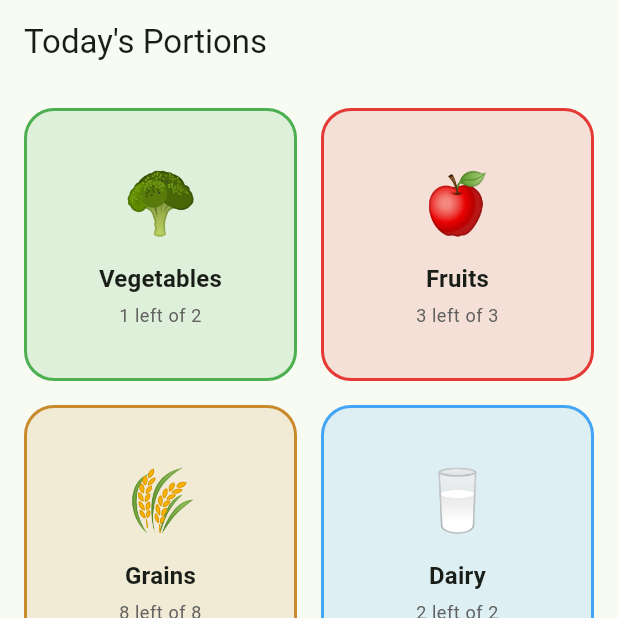
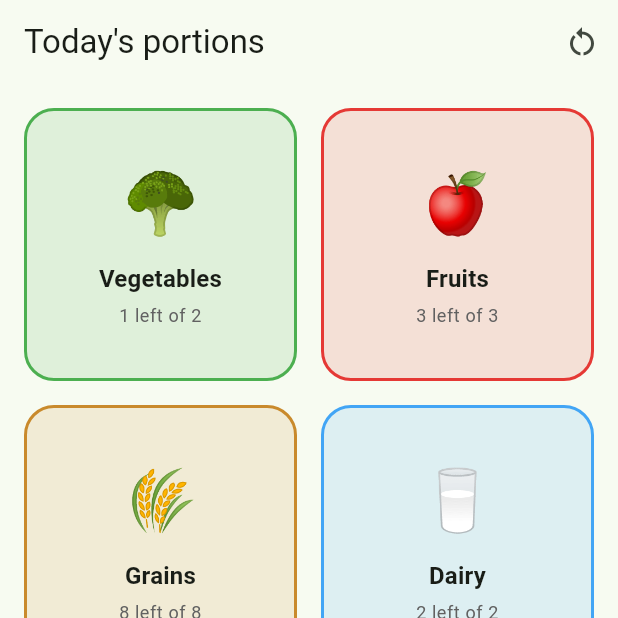
Before and after one commit to AdamSeers/Locked-in_app, a Flutter app: the screen it shows after launch, after a tap on "Vegetables", on a phone screen of 412 x 824 dp, the top half of it. Run offline on Flutter 3.47's test engine with Material 3 defaults, Android fonts, the phone set to English and light mode, and no system bars; our stand-ins replace shared_preferences.

Commit message:
FCT Bouton reset et titres
manque encore icone

```diff
--- a/portion_tracker/lib/data/food_types_data.dart
+++ b/portion_tracker/lib/data/food_types_data.dart
@@ -145,44 +145,45 @@ final List<FoodType> defaultFoodTypes = [
 /// remove entries here — the display order follows this list exactly,
 /// entries don't need to stay grouped by food type, and each food type's
 /// daily goal is simply how many times it appears here.
-final List<PortionEntry> defaultPortionOrder = [
-  //Breakfast
-  const PortionEntry('grains', 'Breakfast Grains'),
-  const PortionEntry('grains', 'Breakfast Grains'),
-  const PortionEntry('fruits', 'Breakfast Fruit'),
-  const PortionEntry('protein', 'Breakfast Protein'),
+final List<PortionListItem> defaultPortionOrder = [
 
-  //Dinner
-  const PortionEntry('grains', 'Dinner Grains'),
-  const PortionEntry('grains', 'Dinner Grains'),
-  const PortionEntry('protein', 'Dinner Protein'),
-  const PortionEntry('protein', 'Dinner Protein'),
-  const PortionEntry('fats', 'Dinner Fats & Oils'),
-  const PortionEntry('fats', 'Dinner Fats & Oils'),
-  const PortionEntry('fats', 'Dinner Fats & Oils'),
+  const PortionTitle('Breakfast'),
+  const PortionEntry('grains', 'Grains'),
+  const PortionEntry('grains', 'Grains'),
+  const PortionEntry('fruits', 'Fruit'),
+  const PortionEntry('protein', 'Protein'),
 
-  //Collation PM
-  const PortionEntry('grains', 'PM Snack Grains'),
-  const PortionEntry('grains', 'PM Snack Grains'),
-  const PortionEntry('fruits', 'PM Snack Fruit'),
-  const PortionEntry('fruits', 'PM Snack Fruit'),
-  const PortionEntry('dairy', 'PM Snack Dairy'),
+  const PortionTitle('Dinner'),
+  const PortionEntry('grains', 'Grains'),
+  const PortionEntry('grains', 'Grains'),
+  const PortionEntry('protein', 'Protein'),
+  const PortionEntry('protein', 'Protein'),
+  const PortionEntry('fats', 'Fats & Oils'),
+  const PortionEntry('fats', 'Fats & Oils'),
+  const PortionEntry('fats', 'Fats & Oils'),
 
-  //Supper
-  const PortionEntry('grains', 'Supper Grains'),
-  const PortionEntry('grains', 'Supper Grains'),
-  const PortionEntry('vegetables', 'Supper Vegetables'),
-  const PortionEntry('vegetables', 'Supper Vegetables'),
-  const PortionEntry('protein', 'Supper Protein'),
-  const PortionEntry('protein', 'Supper Protein'),
-  const PortionEntry('protein', 'Supper Protein'),
-  const PortionEntry('fats', 'Supper Fats & Oils'),
-  const PortionEntry('fats', 'Supper Fats & Oils'),
-  const PortionEntry('fats', 'Supper Fats & Oils'),
+  const PortionTitle('PM Snack'),
+  const PortionEntry('grains', 'Grains'),
+  const PortionEntry('grains', 'Grains'),
+  const PortionEntry('fruits', 'Fruit'),
+  const PortionEntry('fruits', 'Fruit'),
+  const PortionEntry('dairy', 'Dairy'),
 
-  //Night snack
-  const PortionEntry('dairy', 'Night Snack Dairy'),
-  const PortionEntry('fats', 'Night Snack Fats & Oils'),
-  const PortionEntry('added_sugars', 'Night Snack Added Sugars'),
-  const PortionEntry('added_sugars', 'Night Snack Added Sugars'),
+  const PortionTitle('Supper'),
+  const PortionEntry('grains', 'Grains'),
+  const PortionEntry('grains', 'Grains'),
+  const PortionEntry('vegetables', 'Vegetables'),
+  const PortionEntry('vegetables', 'Vegetables'),
+  const PortionEntry('protein', 'Protein'),
+  const PortionEntry('protein', 'Protein'),
+  const PortionEntry('protein', 'Protein'),
+  const PortionEntry('fats', 'Fats & Oils'),
+  const PortionEntry('fats', 'Fats & Oils'),
+  const PortionEntry('fats', 'Fats & Oils'),
+
+  const PortionTitle('Night Snack'),
+  const PortionEntry('dairy', 'Dairy'),
+  const PortionEntry('fats', 'Fats & Oils'),
+  const PortionEntry('added_sugars', 'Added Sugars'),
+  const PortionEntry('added_sugars', 'Added Sugars'),
 ];
--- a/portion_tracker/lib/models/food_type.dart
+++ b/portion_tracker/lib/models/food_type.dart
@@ -35,9 +35,18 @@ class FoodType {
 /// food_types_data.dart) is exactly where it shows up in the list — food
 /// types don't have to stay grouped together, and each food type's daily
 /// goal is simply how many times it appears in that list.
-class PortionEntry {
+abstract class PortionListItem {
+  const PortionListItem();
+}
+
+class PortionEntry extends PortionListItem {
   final String foodTypeId;
   final String label;
 
   const PortionEntry(this.foodTypeId, this.label);
 }
+
+class PortionTitle extends PortionListItem {
+  final String text;
+  const PortionTitle(this.text);
+}
--- a/portion_tracker/lib/providers/portion_provider.dart
+++ b/portion_tracker/lib/providers/portion_provider.dart
@@ -90,6 +90,14 @@ class PortionProvider extends ChangeNotifier {
     await prefs.setString(_consumedKey, jsonEncode(_consumed));
   }
 
+  /// Manually clears all of today's logged portions. Used by the reset
+  /// button as a fallback when the automatic 3 AM reset didn't fire.
+  Future<void> resetToday() async {
+    final prefs = await SharedPreferences.getInstance();
+    await _persistReset(prefs, _logicalDay);
+    notifyListeners();
+  }
+
   int consumedFor(String id) => _consumed[id] ?? 0;
 
   int remainingFor(String id) {
@@ -127,8 +135,10 @@ class PortionProvider extends ChangeNotifier {
 
   static Map<String, int> _computeDailyGoals() {
     final goals = <String, int>{};
-    for (final entry in defaultPortionOrder) {
-      goals[entry.foodTypeId] = (goals[entry.foodTypeId] ?? 0) + 1;
+    for (final item in defaultPortionOrder) {
+      if (item is PortionEntry) {
+        goals[item.foodTypeId] = (goals[item.foodTypeId] ?? 0) + 1;
+      }
     }
     return goals;
   }
--- a/portion_tracker/lib/screens/home_screen.dart
+++ b/portion_tracker/lib/screens/home_screen.dart
@@ -3,6 +3,7 @@ import 'package:provider/provider.dart';
 
 import '../providers/portion_provider.dart';
 import '../widgets/food_type_card.dart';
+import '../widgets/reset_button.dart';
 
 class HomeScreen extends StatelessWidget {
   const HomeScreen({super.key});
@@ -12,7 +13,10 @@ class HomeScreen extends StatelessWidget {
     final provider = context.watch<PortionProvider>();
 
     return Scaffold(
-      appBar: AppBar(title: const Text("Today's Portions")),
+      appBar: AppBar(
+        title: const Text('Today\'s portions'),
+        actions: [const ResetButton()],
+      ),
       body: !provider.isReady
           ? const Center(child: CircularProgressIndicator())
           : Padding(
--- a/portion_tracker/lib/screens/portion_list_screen.dart
+++ b/portion_tracker/lib/screens/portion_list_screen.dart
@@ -5,7 +5,11 @@ import '../data/food_types_data.dart';
 import '../models/food_type.dart';
 import '../providers/portion_provider.dart';
 import '../widgets/portion_tile.dart';
+import '../widgets/reset_button.dart';
 
+/// Shows every portion for the day in exactly the order they're listed
+/// in [defaultPortionOrder] — food types are not grouped together, and
+/// [PortionTitle] rows can be dropped in anywhere as section headers.
 class PortionListScreen extends StatelessWidget {
   const PortionListScreen({super.key});
 
@@ -15,7 +19,10 @@ class PortionListScreen extends StatelessWidget {
     final seen = <String, int>{};
 
     return Scaffold(
-      appBar: AppBar(title: const Text('Full List')),
+      appBar: AppBar(
+        title: const Text('Full List'),
+        actions: [const ResetButton()],
+      ),
       body: !provider.isReady
           ? const Center(child: CircularProgressIndicator())
           : Column(
@@ -25,10 +32,16 @@ class PortionListScreen extends StatelessWidget {
             child: Row(
               mainAxisAlignment: MainAxisAlignment.spaceBetween,
               children: [
-                Text('Progress today', style: Theme.of(context).textTheme.titleMedium),
+                Text(
+                  'Progress today',
+                  style: Theme.of(context).textTheme.titleMedium,
+                ),
                 Text(
                   '${provider.totalConsumed} / ${provider.totalGoal}',
-                  style: Theme.of(context).textTheme.titleMedium?.copyWith(fontWeight: FontWeight.bold),
+                  style: Theme.of(context)
+                      .textTheme
+                      .titleMedium
+                      ?.copyWith(fontWeight: FontWeight.bold),
                 ),
               ],
             ),
@@ -38,7 +51,9 @@ class PortionListScreen extends StatelessWidget {
             child: ClipRRect(
               borderRadius: BorderRadius.circular(8),
               child: LinearProgressIndicator(
-                value: provider.totalGoal == 0 ? 0 : provider.totalConsumed / provider.totalGoal,
+                value: provider.totalGoal == 0
+                    ? 0
+                    : provider.totalConsumed / provider.totalGoal,
                 minHeight: 8,
               ),
             ),
@@ -48,7 +63,8 @@ class PortionListScreen extends StatelessWidget {
             child: ListView(
               padding: const EdgeInsets.only(top: 8, bottom: 24),
               children: [
-                for (final entry in defaultPortionOrder) _buildTile(provider, entry, seen),
+                for (final item in defaultPortionOrder)
+                  _buildItem(context, provider, item, seen),
               ],
             ),
           ),
@@ -57,8 +73,28 @@ class PortionListScreen extends StatelessWidget {
     );
   }
 
-  Widget _buildTile(PortionProvider provider, PortionEntry entry, Map<String, int> seen) {
-    final foodType = provider.foodTypes.firstWhere((f) => f.id == entry.foodTypeId);
+  Widget _buildItem(
+      BuildContext context,
+      PortionProvider provider,
+      PortionListItem item,
+      Map<String, int> seen,
+      ) {
+    if (item is PortionTitle) {
+      return Padding(
+        padding: const EdgeInsets.fromLTRB(20, 24, 20, 8),
+        child: Text(
+          item.text,
+          style: Theme.of(context).textTheme.headlineSmall?.copyWith(
+            fontWeight: FontWeight.bold,
+          ),
+        ),
+      );
+    }
+
+    final entry = item as PortionEntry;
+    final foodType = provider.foodTypes.firstWhere(
+          (f) => f.id == entry.foodTypeId,
+    );
     final index = seen[entry.foodTypeId] ?? 0;
     seen[entry.foodTypeId] = index + 1;
     final isDone = index < provider.consumedFor(entry.foodTypeId);
--- /dev/null
+++ b/portion_tracker/lib/widgets/reset_button.dart
@@ -0,0 +1,46 @@
+import 'package:flutter/material.dart';
+import 'package:provider/provider.dart';
+
+import '../providers/portion_provider.dart';
+
+class ResetButton extends StatelessWidget {
+  const ResetButton({super.key});
+
+  @override
+  Widget build(BuildContext context) {
+    return IconButton(
+      icon: const Icon(Icons.restart_alt),
+      tooltip: 'Reset today',
+      onPressed: () => _confirmAndReset(context),
+    );
+  }
+
+  Future<void> _confirmAndReset(BuildContext context) async {
+    final provider = context.read<PortionProvider>();
+
+    final confirmed = await showDialog<bool>(
+      context: context,
+      builder: (dialogContext) => AlertDialog(
+        title: const Text('Reset today?'),
+        content: const Text(
+          "This clears every portion you've logged today on both pages. "
+              "This can't be undone.",
+        ),
+        actions: [
+          TextButton(
+            onPressed: () => Navigator.pop(dialogContext, false),
+            child: const Text('Cancel'),
+          ),
+          TextButton(
+            onPressed: () => Navigator.pop(dialogContext, true),
+            child: const Text('Reset'),
+          ),
+        ],
+      ),
+    );
+
+    if (confirmed == true) {
+      await provider.resetToday();
+    }
+  }
+}
```
